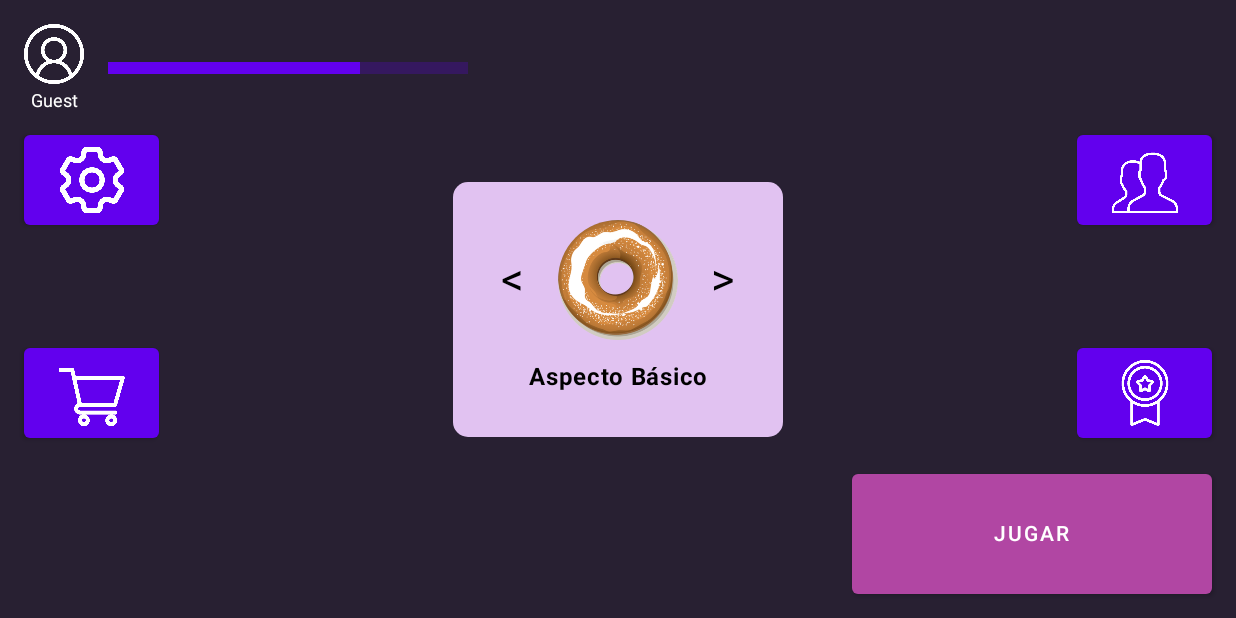
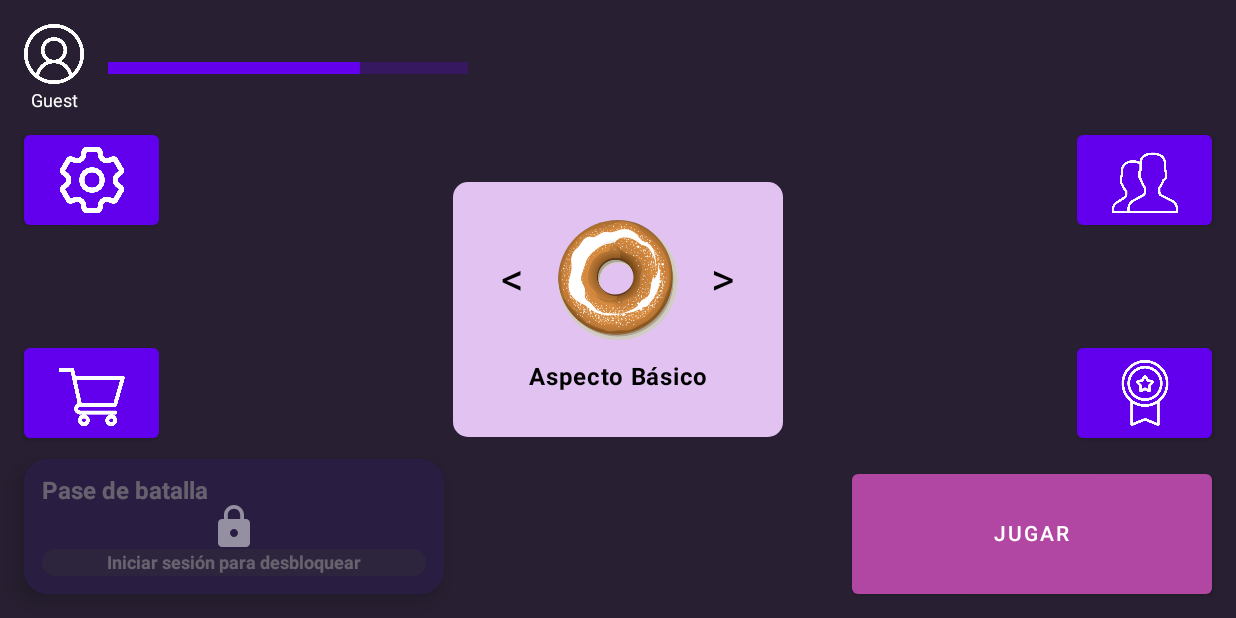
Before and after one commit to UNIZAR-30226-2025-07/frontend-movil, an Android app built with Jetpack Compose: the screen it shows after launch (MainActivity), on a phone screen of 824 x 412 dp (held sideways). Run offline under Robolectric (Android 15) with nearby library versions, the phone set to English and light mode, and no system bars.

Commit message:
Componente Pase de Batalla en menú inicial

```diff
--- /dev/null
+++ b/app/src/main/java/eina/unizar/frontend_movil/ui/components/BattlePass.kt
@@ -0,0 +1,218 @@
+package eina.unizar.frontend_movil.ui.components
+
+import android.content.Context
+import androidx.compose.foundation.background
+import androidx.compose.foundation.clickable
+import androidx.compose.foundation.layout.*
+import androidx.compose.foundation.shape.RoundedCornerShape
+import androidx.compose.material.Card
+import androidx.compose.material.Text
+import androidx.compose.runtime.*
+import androidx.compose.ui.Alignment
+import androidx.compose.ui.Modifier
+import androidx.compose.ui.draw.clip
+import androidx.compose.ui.graphics.Brush
+import androidx.compose.ui.graphics.Color
+import androidx.compose.ui.platform.LocalContext
+import androidx.compose.ui.text.font.FontWeight
+import androidx.compose.ui.unit.dp
+import androidx.compose.ui.unit.sp
+import eina.unizar.frontend_movil.ui.theme.SliderBlue
+import eina.unizar.frontend_movil.ui.theme.PurpleBackground
+import eina.unizar.frontend_movil.ui.theme.TextWhite
+import eina.unizar.frontend_movil.ui.functions.Functions
+import kotlinx.coroutines.launch
+import org.json.JSONObject
+import android.util.Base64
+import androidx.compose.animation.core.FastOutSlowInEasing
+import androidx.compose.animation.core.animateFloatAsState
+import androidx.compose.animation.core.tween
+import androidx.compose.material.icons.Icons
+import androidx.compose.material.icons.filled.Lock
+import androidx.compose.material.Icon
+
+@Composable
+fun BattlePassBar(
+    onClick: () -> Unit,
+    modifier: Modifier = Modifier
+) {
+    val context = LocalContext.current
+    val token = FunctionsUserId.getToken(context)
+    val isLoggedIn = token != null
+
+    var userLevel by remember { mutableStateOf(1) }
+    var userExperience by remember { mutableStateOf(0) }
+    var experienceToNextLevel by remember { mutableStateOf(100) }
+
+    val coroutineScope = rememberCoroutineScope()
+
+    // Cargar datos solo si el usuario está autenticado
+    if (isLoggedIn) {
+        val userId = FunctionsUserId.extractUserId(token)
+
+        LaunchedEffect(userId) {
+            coroutineScope.launch {
+                try {
+                    val headers = mapOf(
+                        "Content-Type" to "application/json",
+                        "Auth" to (token ?: "")
+                    )
+
+                    // Obtener datos del pase de batalla
+                    val levelResponse = Functions.getWithHeaders(
+                        "season-pass/season-pass/getUserLevel/$userId",
+                        headers
+                    )
+                    if (levelResponse != null) {
+                        val jsonObject = JSONObject(levelResponse)
+                        if (jsonObject.has("level")) {
+                            userLevel = jsonObject.getInt("level")
+                        }
+                    }
+
+                    val expResponse = Functions.getWithHeaders(
+                        "season-pass/season-pass/getUserExperience/$userId",
+                        headers
+                    )
+                    if (expResponse != null) {
+                        val jsonObject = JSONObject(expResponse)
+                        if (jsonObject.has("experience")) {
+                            userExperience = jsonObject.getInt("experience")
+                        }
+                    }
+
+                    if (userLevel > 0) {
+                        val nextLevelResponse = Functions.getWithHeaders(
+                            "season-pass/season-pass/getExperienceToNextLevel/$userLevel",
+                            headers
+                        )
+                        if (nextLevelResponse != null) {
+                            val jsonObject = JSONObject(nextLevelResponse)
+                            if (jsonObject.has("experience")) {
+                                experienceToNextLevel = jsonObject.getInt("experience")
+                            }
+                        }
+                    }
+                } catch (e: Exception) {
+                    e.printStackTrace()
+                }
+            }
+        }
+    }
+
+    val finalExperienceToNextLevel = if (userLevel == 21) 4500 else experienceToNextLevel
+    val progress = if (isLoggedIn) userExperience.toFloat() / finalExperienceToNextLevel else 0f
+
+    // Efecto de desbloqueo con animación
+    val animatedProgress = animateFloatAsState(
+        targetValue = progress,
+        animationSpec = tween(durationMillis = 1000, easing = FastOutSlowInEasing)
+    )
+
+    Card(
+        modifier = modifier
+            .width(280.dp)
+            .height(90.dp)
+            .clickable { onClick() },
+        backgroundColor = PurpleBackground,
+        elevation = 8.dp,
+        shape = RoundedCornerShape(16.dp)
+    ) {
+        Box(
+            modifier = Modifier.fillMaxSize()
+        ) {
+            // Contenido normal cuando está desbloqueado
+            Column(
+                modifier = Modifier
+                    .fillMaxSize()
+                    .padding(12.dp),
+                verticalArrangement = Arrangement.SpaceBetween
+            ) {
+                // Indicadores de nivel actual y siguiente
+                Row(
+                    modifier = Modifier.fillMaxWidth(),
+                    horizontalArrangement = Arrangement.SpaceBetween
+                ) {
+                    Text(
+                        text = if (isLoggedIn) "Nivel ${if (userLevel == 21) 20 else userLevel}" else "Pase de batalla",
+                        color = TextWhite,
+                        fontSize = 16.sp,
+                        fontWeight = FontWeight.Bold
+                    )
+
+                    if (isLoggedIn) {
+                        Text(
+                            text = "Nivel ${if (userLevel >= 20) "Max" else (userLevel + 1)}",
+                            color = TextWhite.copy(alpha = 0.7f),
+                            fontSize = 16.sp
+                        )
+                    }
+                }
+
+                // Barra de progreso
+                Box(
+                    modifier = Modifier
+                        .fillMaxWidth()
+                        .height(18.dp)
+                        .clip(RoundedCornerShape(9.dp))
+                        .background(Color.DarkGray.copy(alpha = 0.5f))
+                ) {
+                    if (isLoggedIn) {
+                        Box(
+                            modifier = Modifier
+                                .fillMaxWidth(animatedProgress.value.coerceIn(0f, 1f))
+                                .fillMaxHeight()
+                                .clip(RoundedCornerShape(9.dp))
+                                .background(
+                                    Brush.horizontalGradient(
+                                        colors = listOf(
+                                            SliderBlue.copy(alpha = 0.8f),
+                                            SliderBlue
+                                        )
+                                    )
+                                )
+                        )
+
+                        // Texto de progreso
+                        Text(
+                            text = "$userExperience/$finalExperienceToNextLevel XP",
+                            color = TextWhite,
+                            fontSize = 12.sp,
+                            fontWeight = FontWeight.Bold,
+                            modifier = Modifier
+                                .align(Alignment.Center)
+                        )
+                    } else {
+                        // Texto para usuarios no autenticados
+                        Text(
+                            text = "Iniciar sesión para desbloquear",
+                            color = TextWhite,
+                            fontSize = 12.sp,
+                            fontWeight = FontWeight.Bold,
+                            modifier = Modifier
+                                .align(Alignment.Center)
+                        )
+                    }
+                }
+            }
+
+            // Efecto de bloqueado cuando no hay sesión
+            if (!isLoggedIn) {
+                Box(
+                    modifier = Modifier
+                        .fillMaxSize()
+                        .background(Color(0xFF282032).copy(alpha = 0.7f))
+                ) {
+                    Icon(
+                        imageVector = Icons.Default.Lock,
+                        contentDescription = "Bloqueado",
+                        tint = Color.White.copy(alpha = 0.5f),
+                        modifier = Modifier
+                            .size(32.dp)
+                            .align(Alignment.Center)
+                    )
+                }
+            }
+        }
+    }
+}
--- a/app/src/main/java/eina/unizar/frontend_movil/ui/navigation/AppNavigation.kt
+++ b/app/src/main/java/eina/unizar/frontend_movil/ui/navigation/AppNavigation.kt
@@ -78,6 +78,9 @@ fun AppNavigation() {
         composable("chats") {
             ChatsScreen(navController)
         }
+        composable("battle_pass") {
+            BattlePassScreen(navController)
+        }
         composable(
             route = "chatScreen/{userId}/{friendId}/{friendName}",
             arguments = listOf(
--- a/app/src/main/java/eina/unizar/frontend_movil/ui/screens/MainMenuScreen.kt
+++ b/app/src/main/java/eina/unizar/frontend_movil/ui/screens/MainMenuScreen.kt
@@ -23,7 +23,10 @@ import eina.unizar.frontend_movil.R
 import android.content.SharedPreferences
 import eina.unizar.frontend_movil.ui.functions.Functions
 import eina.unizar.frontend_movil.ui.components.AspectSelector
+import eina.unizar.frontend_movil.ui.screens.BattlePassScreen
 import kotlin.apply
+import eina.unizar.frontend_movil.ui.components.BattlePassBar
+
 
 @Composable
 fun PlayerProgress(navController: NavController) {
@@ -321,7 +324,19 @@ fun MainMenuScreen(navController: NavController) {
                     )
                 }
             }
-
+            // Barra de progreso de nivel en la esquina inferior izquierda
+            BattlePassBar(
+                onClick = {
+                    if (token != null) {
+                        navController.navigate("battle_pass")
+                    } else {
+                        navController.navigate("login_screen")
+                    }
+                },
+                modifier = Modifier
+                    .align(Alignment.BottomStart)
+                    .padding(16.dp)
+            )
             // Botón de JUGAR con animación de fondo, posicionado a la esquina inferior derecha
             Button(
                 onClick = {
```
